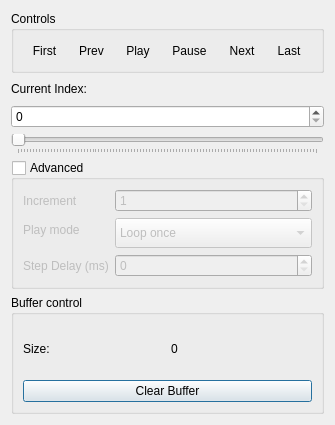
Above: src/Interface/Modules/Visualization/GeometryBuffer.ui from SCIInstitute/SCIRun before the change. Below: the same form after it.
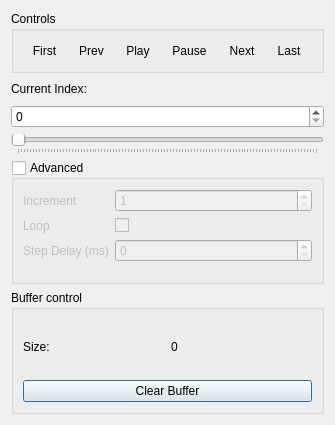
That is the form after the change.

Commit message: Loop start/stop work

Patch:
```diff
--- a/src/Interface/Modules/Visualization/GeometryBuffer.ui
+++ b/src/Interface/Modules/Visualization/GeometryBuffer.ui
@@ -276,30 +276,10 @@
       <item row="1" column="0">
        <widget class="QLabel" name="label_4">
         <property name="text">
-         <string>Play mode</string>
+         <string>Loop</string>
         </property>
        </widget>
       </item>
-      <item row="1" column="1">
-       <widget class="QComboBox" name="playModeComboBox_">
-        <property name="minimumSize">
-         <size>
-          <width>0</width>
-          <height>30</height>
-         </size>
-        </property>
-        <item>
-         <property name="text">
-          <string>Loop once</string>
-         </property>
-        </item>
-        <item>
-         <property name="text">
-          <string>Loop forever (EXPERIMENTAL)</string>
-         </property>
-        </item>
-       </widget>
-      </item>
       <item row="2" column="1">
        <widget class="QSpinBox" name="executionDelaySpinBox_">
         <property name="maximum">
@@ -310,6 +290,13 @@
         </property>
        </widget>
       </item>
+      <item row="1" column="1">
+       <widget class="QCheckBox" name="loopCheckBox_">
+        <property name="text">
+         <string/>
+        </property>
+       </widget>
+      </item>
      </layout>
     </widget>
    </item>
```
The commit also changes 3 other files.
